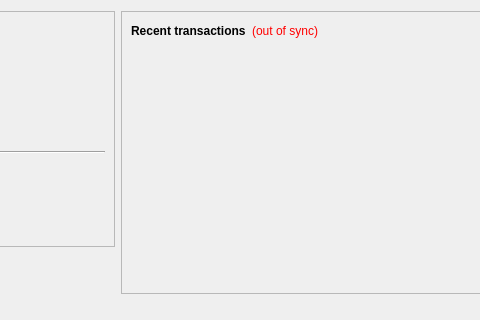
Qt form src/qt/forms/overviewpage.ui (metaspartan/denarius) before a commit; both pictures show x 341 to 821 and y 0 to 320 of the 917 by 587 pixel window.
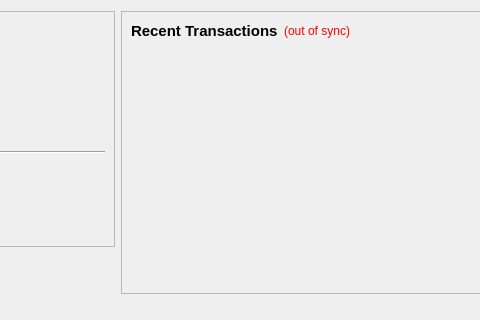
The same form after that commit. Icons and pictures are not drawn.

Diff of the .ui file:
```diff
--- a/src/qt/forms/overviewpage.ui
+++ b/src/qt/forms/overviewpage.ui
@@ -350,8 +350,13 @@
          <layout class="QHBoxLayout" name="horizontalLayout_2">
           <item>
            <widget class="QLabel" name="label_4">
+            <property name="font">
+             <font>
+              <pointsize>11</pointsize>
+             </font>
+            </property>
             <property name="text">
-             <string>&lt;b&gt;Recent transactions&lt;/b&gt;</string>
+             <string>&lt;b&gt;Recent Transactions&lt;/b&gt;</string>
             </property>
            </widget>
           </item>
```
